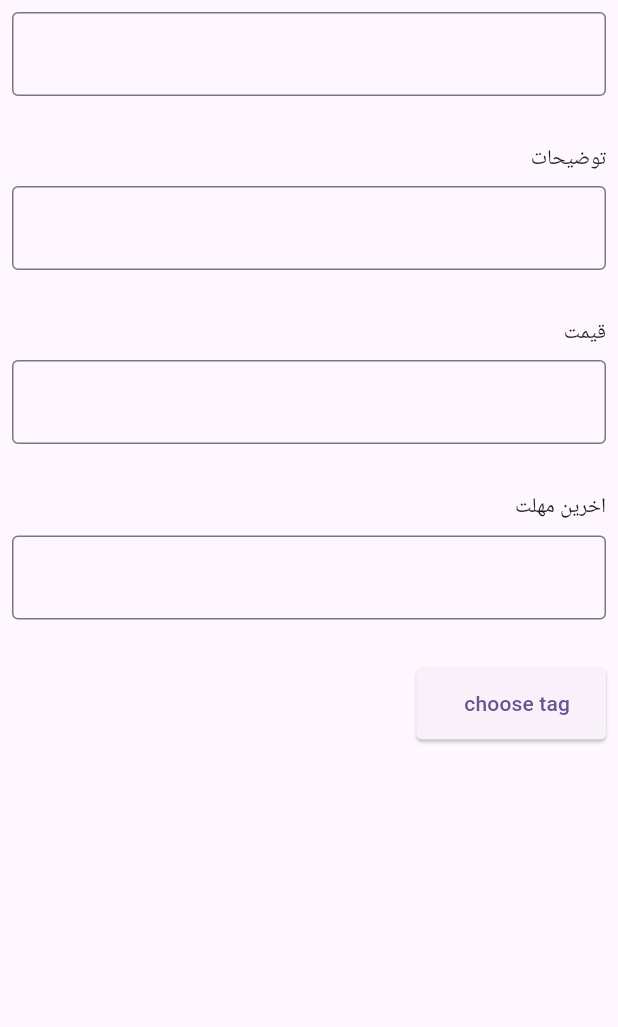
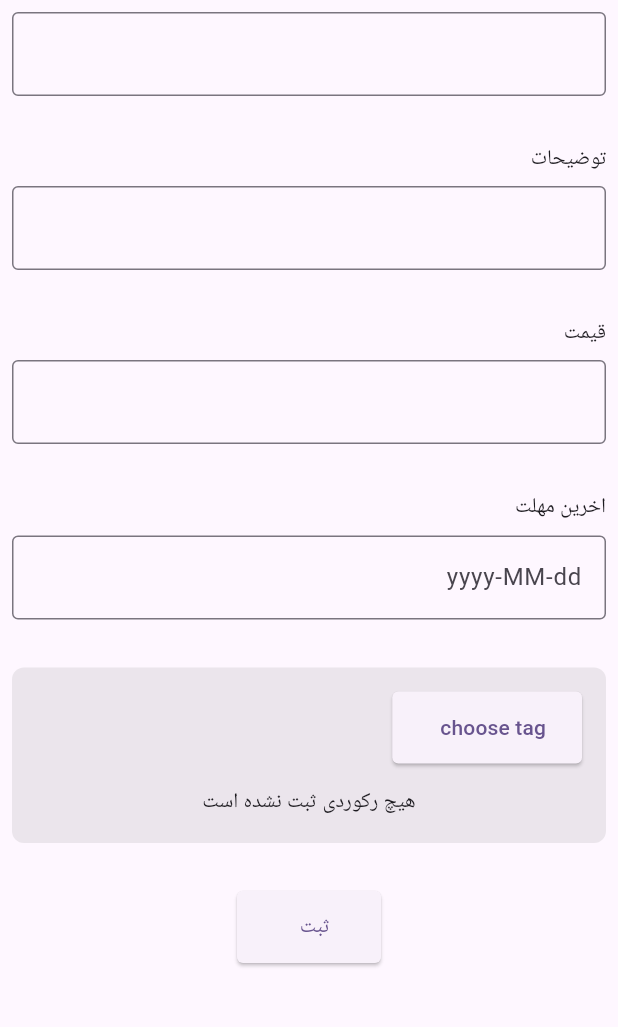
Before and after one commit to AminMtz78/mission_project, a Flutter app: the ModifyMissionPage screen opened by its route, on a phone screen of 412 x 824 dp, the part 126-1153 px from its top. Run offline on Flutter 3.47's test engine with Material 3 defaults, Android fonts, the phone set to English and light mode, and no system bars; our stand-ins replace dio, get, get_storage; missing offline and left inert: dart_either; accounts and stored records are empty.

Commit message:
add tag dialog and add mission

```diff
--- a/mission_project/i18n/en_US.json
+++ b/mission_project/i18n/en_US.json
@@ -36,6 +36,9 @@
     "description": "description",
     "price": "price",
     "deadLine": "deadline",
-    "tag": "tag"
+    "tag": "tag",
+    "empty": "empty",
+    "registration": "registration",
+    "required_field": "required field"
   }
 }
--- a/mission_project/i18n/fa_IR.json
+++ b/mission_project/i18n/fa_IR.json
@@ -36,7 +36,10 @@
     "description" : "توضیحات",
     "price": "قیمت",
     "deadLine" : "اخرین مهلت",
-    "tag": "تگ"
+    "tag": "تگ",
+    "empty": "هیچ رکوردی ثبت نشده است",
+    "registration": "ثبت",
+    "required_field": "این فیلد الزامی است"
 
   }
 }
--- a/mission_project/lib/src/infrastructure/commons/app_controller.dart
+++ b/mission_project/lib/src/infrastructure/commons/app_controller.dart
@@ -14,7 +14,7 @@ class AppController {
 
   UserViewModel? currentUser;
 
-  set setUser(UserViewModel user) => currentUser = user;
+  void setUser(UserViewModel user) => currentUser = user;
 
   void changeLanguage() {
     if (StorageHandler().getLocale() == 'en') {
--- a/mission_project/lib/src/pages/login/controller/login_page_controller.dart
+++ b/mission_project/lib/src/pages/login/controller/login_page_controller.dart
@@ -58,13 +58,17 @@ class LoginPageController extends GetxController {
         ifLeft: (err) => ToastWidget.show(context, err),
         ifRight: (userList) {
           if (userList.isNotEmpty) {
+            AppController().setUser(userList.first);
+            print(
+              ' user in app controller:  ${AppController().currentUser!.id}',
+            );
             if (isRememberUser.value) {
               StorageHandler().setRememberedUserId(userList.first.id);
               print(
                 'new user id add to storage. user id = ${StorageHandler().getUserId}',
               );
             }
-            AppController().setUser = userList.first;
+
             if (userList.first.userType == UserTypeEnum.admin) {
               Get.offNamed(RoutePath.adminHomePage);
             } else {
--- a/mission_project/lib/src/pages/mission_modify/views/modify_mission_page.dart
+++ b/mission_project/lib/src/pages/mission_modify/views/modify_mission_page.dart
@@ -3,9 +3,13 @@ import 'package:get/get.dart';
 
 import '../../../../generated/locales.g.dart';
 import '../../../infrastructure/utils/utils.dart';
+import '../../shared/enums/breakpoint.dart';
+import '../../shared/widgets/custom_flexible_widget.dart';
+import '../../shared/widgets/empty_widget.dart';
 import '../../shared/widgets/my_button.dart';
 import '../controller/modify_mission_controller.dart';
 import 'widgets/tag_dialog.dart';
+import 'widgets/tag_item.dart';
 
 class ModifyMissionPage extends GetView<ModifyMissionController> {
   const ModifyMissionPage({super.key});
@@ -14,43 +18,130 @@ class ModifyMissionPage extends GetView<ModifyMissionController> {
   Widget build(BuildContext context) {
     return Scaffold(
       appBar: AppBar(title: Text(controller.title)),
-      body: SingleChildScrollView(
+      body: Breakpoint.either(
+        context,
+        breakpoint: Breakpoint.phone,
+        before: () => _body(context),
+        after: () => CustomFlexibleWidget(widget: _body(context)),
+      ),
+    );
+  }
+
+  SingleChildScrollView _body(BuildContext context) {
+    return SingleChildScrollView(
       child: Padding(
         padding: Utils.smallPadding,
         child: Form(
+          key: controller.formKey,
           child: Column(
             crossAxisAlignment: CrossAxisAlignment.start,
             children: [
-                Text(LocaleKeys.shared_title.tr),
-                Utils.smallVerticalSpacer,
-                TextFormField(decoration: _textFieldDecoration()),
+              _title(),
               Utils.giantVerticalSpacer,
-                Text(LocaleKeys.shared_description.tr),
-                Utils.smallVerticalSpacer,
-                TextFormField(decoration: _textFieldDecoration()),
+              _description(),
               Utils.giantVerticalSpacer,
-                Text(LocaleKeys.shared_price.tr),
-                Utils.smallVerticalSpacer,
-                TextFormField(decoration: _textFieldDecoration()),
+              _price(),
               Utils.giantVerticalSpacer,
-                Text(LocaleKeys.shared_deadLine.tr),
-                Utils.smallVerticalSpacer,
-                TextFormField(decoration: _textFieldDecoration()),
+              _deadline(),
               Utils.giantVerticalSpacer,
               _tagBox(),
+              Utils.giantVerticalSpacer,
+              _registrationButton(context),
             ],
-            ),
           ),
         ),
       ),
     );
   }
 
+  Widget _registrationButton(BuildContext context) {
+    return Row(
+      mainAxisAlignment: MainAxisAlignment.center,
+      children: [
+        MyButton(
+          isLoading: controller.isLoading.value,
+          onPressed: () => controller.addMission(context),
+          title: LocaleKeys.shared_registration.tr,
+        ),
+      ],
+    );
+  }
+
+  Column _deadline() {
+    return Column(
+      crossAxisAlignment: CrossAxisAlignment.start,
+      children: [
+        Text(LocaleKeys.shared_deadLine.tr),
+        Utils.smallVerticalSpacer,
+        TextFormField(
+          autovalidateMode: AutovalidateMode.onUserInteraction,
+          validator: Utils.validateEmpty,
+          inputFormatters: [Utils.dateInputFormatter],
+          controller: controller.deadlineController,
+          decoration: _textFieldDecoration(hintText: 'yyyy-MM-dd'),
+        ),
+      ],
+    );
+  }
+
+  Column _price() {
+    return Column(
+      crossAxisAlignment: CrossAxisAlignment.start,
+      children: [
+        Text(LocaleKeys.shared_price.tr),
+        Utils.smallVerticalSpacer,
+        TextFormField(
+          autovalidateMode: AutovalidateMode.onUserInteraction,
+          inputFormatters: [Utils.doubleInputFormatter],
+          validator: Utils.validateEmpty,
+          controller: controller.priceController,
+          decoration: _textFieldDecoration(),
+        ),
+      ],
+    );
+  }
+
+  Column _description() {
+    return Column(
+      crossAxisAlignment: CrossAxisAlignment.start,
+      children: [
+        Text(LocaleKeys.shared_description.tr),
+        Utils.smallVerticalSpacer,
+        TextFormField(
+          autovalidateMode: AutovalidateMode.onUserInteraction,
+          validator: Utils.validateEmpty,
+          controller: controller.descriptionController,
+          decoration: _textFieldDecoration(),
+        ),
+      ],
+    );
+  }
+
+  Column _title() {
+    return Column(
+      crossAxisAlignment: CrossAxisAlignment.start,
+      children: [
+        Text(LocaleKeys.shared_title.tr),
+        Utils.smallVerticalSpacer,
+        TextFormField(
+          autovalidateMode: AutovalidateMode.onUserInteraction,
+          validator: Utils.validateEmpty,
+          controller: controller.titleController,
+          decoration: _textFieldDecoration(),
+        ),
+      ],
+    );
+  }
+
   Widget _tagBox() => Container(
+    width: double.infinity,
+    padding: Utils.mediumPadding,
     decoration: BoxDecoration(
+      color: Colors.grey.withValues(alpha: 0.2),
       borderRadius: BorderRadius.all(Radius.circular(Utils.smallSpace)),
     ),
     child: Column(
+      crossAxisAlignment: CrossAxisAlignment.start,
       children: [
         MyButton(
           isLoading: false,
@@ -59,11 +150,22 @@ class ModifyMissionPage extends GetView<ModifyMissionController> {
           },
           title: 'choose tag',
         ),
-        Wrap(children: []),
+        Utils.mediumVerticalSpacer,
+        Obx(
+          () => controller.selectedTag.isNotEmpty
+              ? Wrap(
+                  children: [
+                    ...controller.selectedTag.map(
+                      (e) => TagItem(item: e, isSelected: false, onTap: null),
+                    ),
+                  ],
+                )
+              : EmptyWidget(),
+        ),
       ],
     ),
   );
 
-  InputDecoration _textFieldDecoration() =>
-      InputDecoration(border: OutlineInputBorder());
+  InputDecoration _textFieldDecoration({String? hintText}) =>
+      InputDecoration(border: OutlineInputBorder(), hintText: hintText);
 }
--- a/mission_project/lib/src/pages/shared/widgets/custom_flexible_widget.dart
+++ b/mission_project/lib/src/pages/shared/widgets/custom_flexible_widget.dart
@@ -10,7 +10,7 @@ class CustomFlexibleWidget extends StatelessWidget {
     return Row(
       children: [
         Flexible(fit: FlexFit.tight, child: SizedBox()),
-        Flexible(child: widget),
+        Flexible(flex: 2, child: widget),
         Flexible(fit: FlexFit.tight, child: SizedBox()),
       ],
     );
--- /dev/null
+++ b/mission_project/lib/src/pages/shared/widgets/empty_widget.dart
@@ -0,0 +1,13 @@
+import 'package:flutter/material.dart';
+import 'package:get/get.dart';
+
+import '../../../../generated/locales.g.dart';
+
+class EmptyWidget extends StatelessWidget {
+  const EmptyWidget({super.key});
+
+  @override
+  Widget build(BuildContext context) {
+    return Center(child: Text(LocaleKeys.shared_empty.tr));
+  }
+}
--- a/mission_project/lib/src/pages/splash/controller/splash_page_controller.dart
+++ b/mission_project/lib/src/pages/splash/controller/splash_page_controller.dart
@@ -18,7 +18,7 @@ class SplashPageController extends GetxController {
 
   Future<void> checkLogin() async {
     await Future.delayed(Duration(seconds: 3));
-    final int?  userId = StorageHandler().getUserId();
+    final int? userId = StorageHandler().getUserId();
     print('user id  :::::: $userId');
 
     if (userId == null) {
@@ -52,7 +52,7 @@ class SplashPageController extends GetxController {
 
     result.fold(
       ifLeft: (_) => Get.snackbar('Error', 'Failed to load user'),
-      ifRight: (user) => AppController().setUser = user,
+      ifRight: (user) => AppController().setUser(user),
     );
   }
 }
```
Also changed, not shown: db.json (+37 -1 lines), mission_project/lib/src/infrastructure/commons/repository_url.dart (+7 -2 lines), mission_project/lib/src/infrastructure/utils/utils.dart (+47 -0 lines), mission_project/lib/src/pages/mission_modify/controller/add_mission_controller.dart (+0 -11 lines), mission_project/lib/src/pages/mission_modify/controller/modify_mission_controller.dart (+120 -0 lines), mission_project/lib/src/pages/mission_modify/model/dto/mission_dto.dart (+5 -23 lines), mission_project/lib/src/pages/mission_modify/repository/modify_mission_repository.dart (+41 -15 lines), mission_project/lib/src/pages/mission_modify/views/widgets/tag_dialog.dart (+64 -15 lines), mission_project/lib/src/pages/mission_modify/views/widgets/tag_item.dart (added, +32 -0 lines), mission_project/lib/src/pages/shared/model/view_model/mission_view_model.dart (added, +39 -0 lines), mission_project/lib/generated/locales.g.dart. Lines whose indentation alone changed are shown as unchanged.
